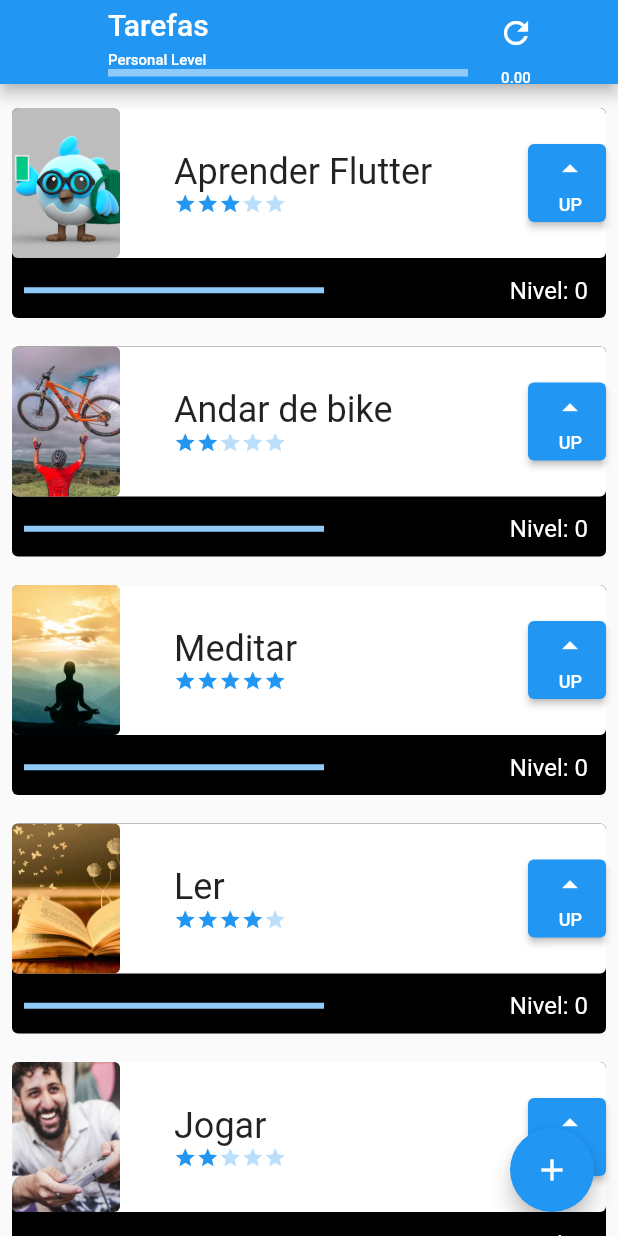
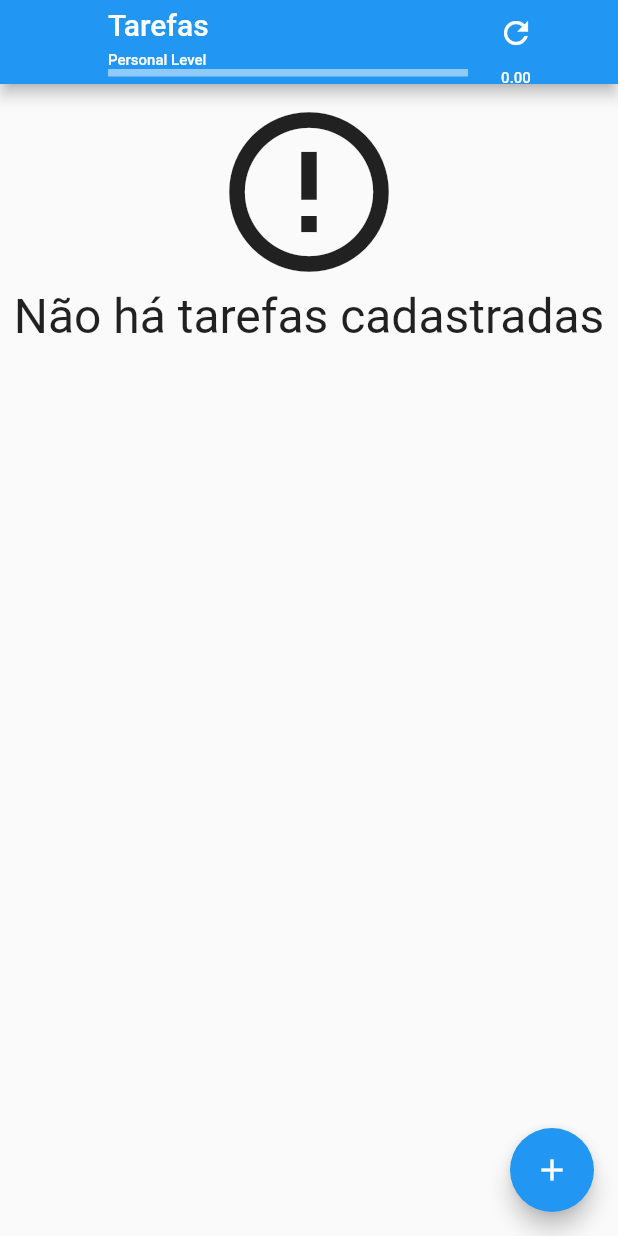
Before and after one commit to jesseazevedo/flutter_fundamentals, a Flutter app: the screen it shows after launch, on a phone screen of 412 x 824 dp. Run offline on Flutter 3.47's test engine with Material 2 defaults, Android fonts, the phone set to English and light mode, and no system bars; our stand-ins replace sqflite; accounts and stored records are empty.

Commit message:
AJustes no projeto

```diff
--- /dev/null
+++ b/lib/data/taskDAO.dart
@@ -0,0 +1,88 @@
+import 'package:nosso_primeiro_projeto/components/task.dart';
+import 'package:nosso_primeiro_projeto/data/database.dart';
+import 'package:sqflite/sqflite.dart';
+
+class TaskDao {
+  static const String tableSql = 'CREATE TABLE $_tablename('
+      '$_name TEXT,'
+      '$_difficulty INTEGER,'
+      '$_image TEXT,'
+      '$_level INTEGER)';
+
+  static const String _tablename = 'taskTable';
+  static const String _name = 'nome';
+  static const String _difficulty = 'difficulty';
+  static const String _image = 'image';
+  static const String _level = 'level';
+
+  save(Task tarefa) async {
+    print('Iniciando o save: ');
+    final Database bancoDeDados = await getDatabase();
+    var itemExists = await find(tarefa.nome);
+    if (itemExists.isEmpty) {
+      print('A tarega não existia');
+      return await bancoDeDados.insert(_tablename, toMap(tarefa));
+    } else {
+      print('A tarefa já existia!');
+      return await bancoDeDados.update(
+        _tablename,
+        toMap(tarefa),
+        where: '$_name = ?',
+        whereArgs: [tarefa.nome],
+      );
+    }
+  }
+
+  Map<String, dynamic> toMap(Task tarefa) {
+    print('Convertendo tarefa em Map: ');
+    final Map<String, dynamic> mapaDeTarefas = Map();
+    mapaDeTarefas[_name] = tarefa.nome;
+    mapaDeTarefas[_image] = tarefa.foto;
+    mapaDeTarefas[_difficulty] = tarefa.dificuldade;
+    mapaDeTarefas[_level] = tarefa.nivel;
+    return (mapaDeTarefas);
+  }
+
+  Future<List<Task>> findAll() async {
+    print('Acessando o findAll: ');
+    final Database bancoDeDados = await getDatabase();
+    final List<Map<String, dynamic>> result =
+        await bancoDeDados.query(_tablename);
+    print('Procurando dados no banco de dados... encontrando: $result');
+    return toList(result);
+  }
+
+  List<Task> toList(List<Map<String, dynamic>> mapaDeTarefas) {
+    print('convertendo to list:');
+    final List<Task> tarefas = [];
+    for (Map<String, dynamic> linha in mapaDeTarefas) {
+      print(linha.toString());
+      final Task tarefa = Task(linha[_name], linha[_image], linha[_difficulty], linha[_level]);
+      tarefas.add(tarefa);
+    }
+    print('Lista de tarefas: $tarefas');
+    return tarefas;
+  }
+
+  Future<List<Task>> find(String nomeDaTarefa) async {
+    print('Acessando find: ');
+    final Database bancoDeDados = await getDatabase();
+    final List<Map<String, dynamic>> result = await bancoDeDados.query(
+      _tablename,
+      where: '$_name = ?',
+      whereArgs: [nomeDaTarefa],
+    );
+    print('Tarefa encontrada: ${toList(result)}');
+    return toList(result);
+  }
+
+  delete(String nomeDaTarefa) async {
+    print('Deletando conjunto de dados');
+    final Database bancoDeDados = await getDatabase();
+    bancoDeDados.delete(
+      _tablename,
+      where: '$_name = ?',
+      whereArgs: [nomeDaTarefa],
+    );
+  }
+}
--- a/lib/data/task_inherited.dart
+++ b/lib/data/task_inherited.dart
@@ -8,15 +8,15 @@ class TaskInherited extends InheritedWidget {
   }) : super(key: key, child: child);
 
   final List<Task> taskList = [
-    Task('Aprender Flutter', 'assets/images/dash.png', 3, color: Colors.black),
-    Task('Andar de bike', 'assets/images/bike.webp', 2, color: Colors.black),
-    Task('Meditar', 'assets/images/meditar.jpeg', 5, color: Colors.black),
-    Task('Ler', 'assets/images/livro.jpg', 4, color: Colors.black),
-    Task('Jogar', 'assets/images/jogar.jpg', 2, color: Colors.black),
+    Task('Aprender Flutter', 'assets/images/dash.png', 3, 0, color: Colors.black),
+    Task('Andar de bike', 'assets/images/bike.webp', 2, 0, color: Colors.black),
+    Task('Meditar', 'assets/images/meditar.jpeg', 5, 0, color: Colors.black),
+    Task('Ler', 'assets/images/livro.jpg', 4, 0, color: Colors.black),
+    Task('Jogar', 'assets/images/jogar.jpg', 2, 0, color: Colors.black),
   ];
 
   void newTask(String name, String photo, int difficulty) {
-    taskList.add(Task(name, photo, difficulty, color: Colors.black,));
+    taskList.add(Task(name, photo, difficulty, 0, color: Colors.black,));
   }
 
   double totalScore() {
--- a/lib/screens/initial_screen.dart
+++ b/lib/screens/initial_screen.dart
@@ -1,4 +1,5 @@
 import 'package:flutter/material.dart';
+import 'package:nosso_primeiro_projeto/data/taskDAO.dart';
 import 'package:nosso_primeiro_projeto/data/task_inherited.dart';
 import 'package:nosso_primeiro_projeto/screens/form_screen.dart';
 
@@ -8,6 +9,7 @@ class InitialScreen extends StatefulWidget {
   InitialScreen({Key? key}) : super(key: key);
 
   double totalScore = 0;
+
   @override
   State<InitialScreen> createState() => _InitialScreenState();
 }
@@ -30,8 +32,7 @@ class _InitialScreenState extends State<InitialScreen> {
                   ),
                 ),
                 Container(
-                    child:
-                    Column(
+                  child: Column(
                     crossAxisAlignment: CrossAxisAlignment.start,
                     children: [
                       Container(
@@ -45,9 +46,8 @@ class _InitialScreenState extends State<InitialScreen> {
                           height: 5,
                           child: LinearProgressIndicator(
                             color: Colors.white,
-                            value: widget.totalScore/100,
-                          )
-                        )
+                            value: widget.totalScore / 100,
+                          ))
                     ],
                   ),
                 )
@@ -56,8 +56,7 @@ class _InitialScreenState extends State<InitialScreen> {
             Padding(
               padding: const EdgeInsets.all(8.0),
               child: Container(
-                child:
-                  Column(
+                  child: Column(
                       crossAxisAlignment: CrossAxisAlignment.center,
                       mainAxisAlignment: MainAxisAlignment.center,
                       children: [
@@ -66,24 +65,89 @@ class _InitialScreenState extends State<InitialScreen> {
                         icon: const Icon(Icons.refresh),
                         onPressed: () {
                           setState(() {
-                                widget.totalScore = TaskInherited.of(context).totalScore() * 10;
+                            widget.totalScore =
+                                TaskInherited.of(context).totalScore() * 10;
                           });
                         },
                       ),
                     ),
                     Container(
-                          child: Text('${widget.totalScore.toStringAsFixed(2)}', style: TextStyle(fontSize: 10),)
-                        )
-                      ])
-              ),
+                        child: Text(
+                      '${widget.totalScore.toStringAsFixed(2)}',
+                      style: TextStyle(fontSize: 10),
+                    ))
+                  ])),
             )
           ],
         ),
       ),
-      body: ListView(
-        children: TaskInherited.of(context).taskList,
+      body: Padding(
           padding: EdgeInsets.only(top: 8, bottom: 70),
+          child: FutureBuilder<List<Task>>(
+            future: TaskDao().findAll(),
+            builder: (context, snapshot) {
+              List<Task>? items = snapshot.data;
+              switch (snapshot.connectionState) {
+                case ConnectionState.none:
+                  return Center(
+                    child: Column(
+                      children: [
+                        CircularProgressIndicator(),
+                        Text('Carregando')
+                      ],
                     ),
+                  );
+                  break;
+                case ConnectionState.waiting:
+                  return Center(
+                    child: Column(
+                      children: [
+                        CircularProgressIndicator(),
+                        Text('Carregando')
+                      ],
+                    ),
+                  );
+                  break;
+                case ConnectionState.active:
+                  return Center(
+                    child: Column(
+                      children: [
+                        CircularProgressIndicator(),
+                        Text('Carregando')
+                      ],
+                    ),
+                  );
+                  break;
+                case ConnectionState.done:
+                  if (snapshot.hasData && items != null) {
+                    if (items.isNotEmpty) {
+                      return ListView.builder(
+                        itemCount: items.length,
+                        itemBuilder: (BuildContext context, int index) {
+                          final Task tarefa = items[index];
+                          return tarefa;
+                        },
+                      );
+                    }
+                    return Center(
+                      child: Column(
+                        children: [
+                          Icon(Icons.error_outline, size: 128),
+                          Text(
+                            'Não há tarefas cadastradas',
+                            style: TextStyle(fontSize: 32),
+                            textAlign: TextAlign.center,
+                          )
+                        ],
+                      ),
+                    );
+                  }
+                  return Text('Erro ao carregar Tarefas');
+                  break;
+              }
+              return Text('Erro desconhecido');
+            },
+          )),
       floatingActionButton: FloatingActionButton(
         onPressed: () {
           Navigator.push(
@@ -93,7 +157,9 @@ class _InitialScreenState extends State<InitialScreen> {
                 taskContext: context,
               ),
             ),
-          );
+          ).then((value) => setState(() {
+                print('Atualizando tela');
+              }));
         },
         child: const Icon(Icons.add),
       ),
--- a/pubspec.yaml
+++ b/pubspec.yaml
@@ -36,6 +36,8 @@ dependencies:
   # The following adds the Cupertino Icons font to your application.
   # Use with the CupertinoIcons class for iOS style icons.
   cupertino_icons: ^1.0.2
+  sqflite: ^2.0.3+1
+  path: any
 
 dev_dependencies:
   flutter_test:
```
Also changed, not shown: lib/components/task.dart (+37 -13 lines), lib/data/database.dart (added, +11 -0 lines), lib/screens/form_screen.dart (+8 -6 lines), pubspec.lock. Lines whose indentation alone changed are shown as unchanged.
